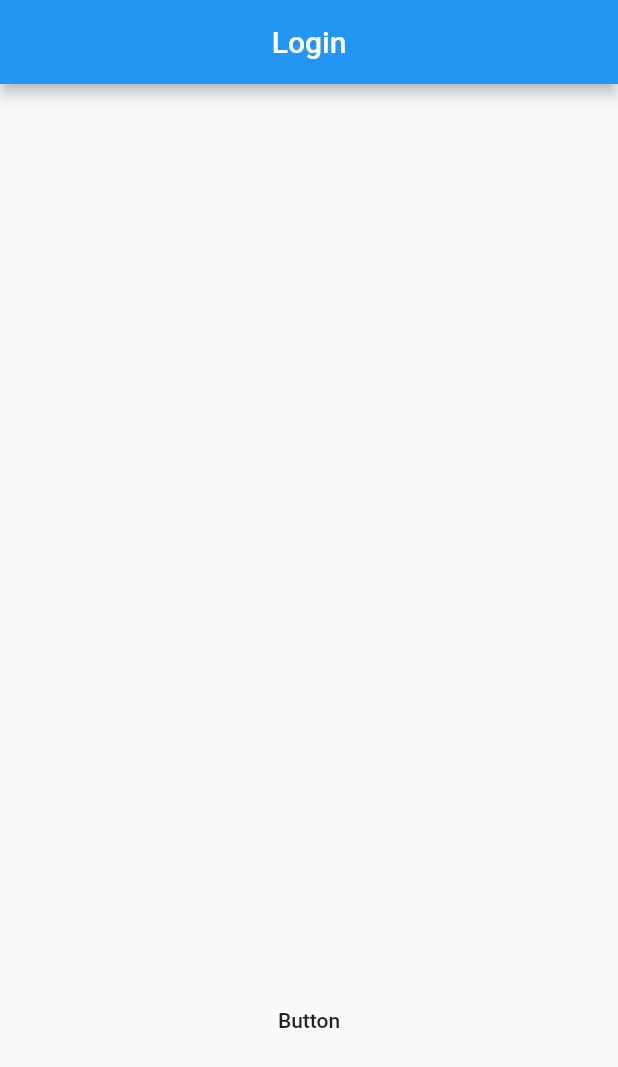
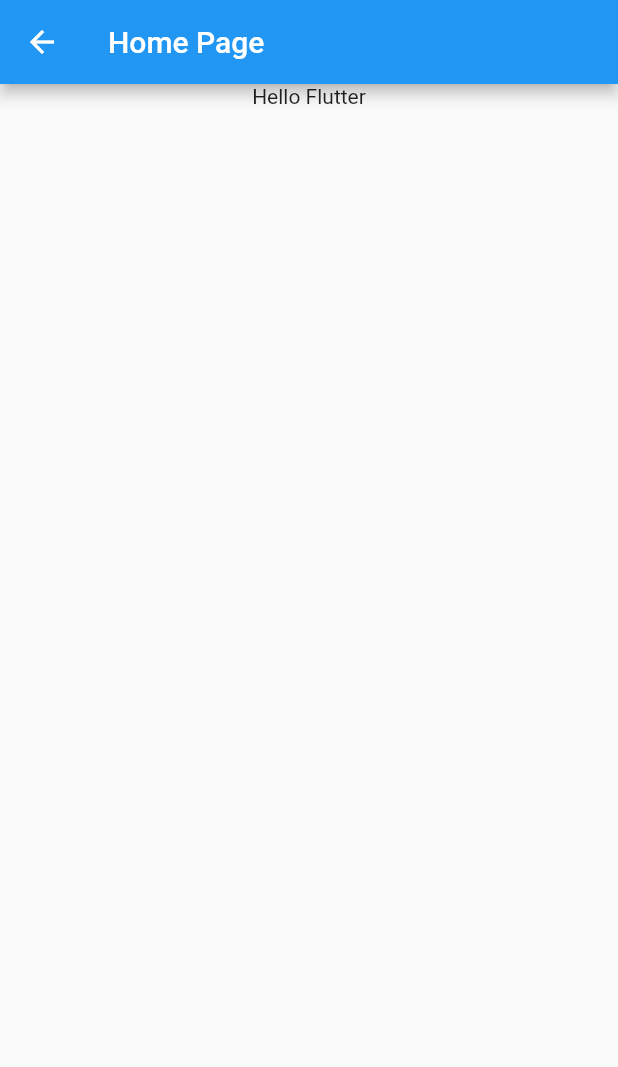
Before and after one commit to moviestack/moviedb_frontend, a Flutter app: the screen it shows after launch, after a tap on "Button", on a phone screen of 412 x 824 dp. Shown: the top 1067 px of the screen. Run offline on Flutter 3.47's test engine with Material 2 defaults, Android fonts, the phone set to English and light mode, and no system bars.

Commit message:
template updated

```diff
--- a/lib/main.dart
+++ b/lib/main.dart
@@ -1,7 +1,16 @@
 import 'package:flutter/material.dart';
+import 'package:moviedb/screens/home_page.dart';
 
 void main() {
-  runApp(const MaterialApp(home: App()));
+  runApp(
+    MaterialApp(
+      routes: {
+        '/login': (context) => App(),
+        '/home_page': (context) => HomePage(),
+      },
+      home: App(),
+    ),
+  );
 }
 
 class App extends StatelessWidget {
@@ -33,7 +42,9 @@ class App extends StatelessWidget {
             ),
             Center(
               child: MaterialButton(
-                onPressed: () {},
+                onPressed: () {
+                  Navigator.pushNamed(context, '/home_page');
+                },
                 child: const Text('Button'),
               ),
             )
--- /dev/null
+++ b/lib/screens/home_page.dart
@@ -0,0 +1,24 @@
+import 'package:flutter/material.dart';
+
+class HomePage extends StatefulWidget {
+  HomePage({Key? key}) : super(key: key);
+
+  @override
+  _HomePageState createState() => _HomePageState();
+}
+
+class _HomePageState extends State<HomePage> {
+  @override
+  Widget build(BuildContext context) {
+    return Scaffold(
+      appBar: AppBar(
+        title: const Text('Home Page'),
+      ),
+      body: const SingleChildScrollView(
+        child: Center(
+          child: Text('Hello Flutter'),
+        ),
+      ),
+    );
+  }
+}
```
